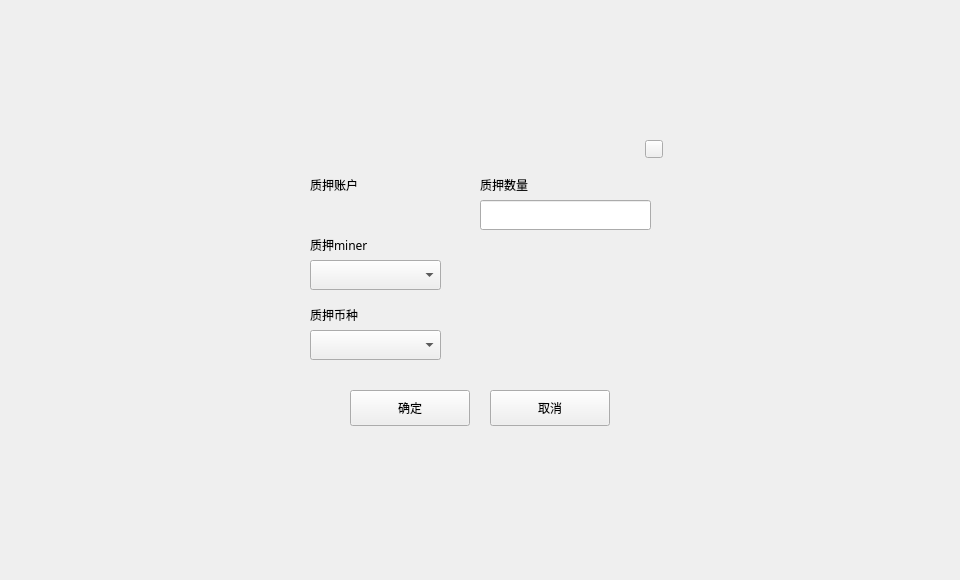
Above: LNKWallet/miner/locktominerdialog.ui from HcashOrg/hx-indicator before the change. Below: the same form after it.
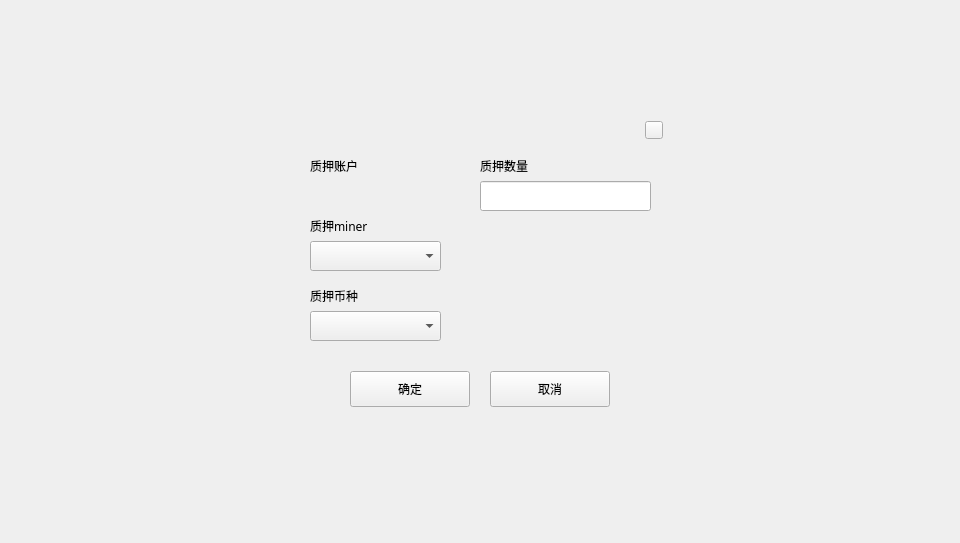
That is the form after the change.

What changed in the file:
```diff
--- a/LNKWallet/miner/locktominerdialog.ui
+++ b/LNKWallet/miner/locktominerdialog.ui
@@ -7,7 +7,7 @@
     <x>0</x>
     <y>0</y>
     <width>960</width>
-    <height>580</height>
+    <height>543</height>
    </rect>
   </property>
   <property name="windowTitle">
@@ -19,14 +19,14 @@
      <x>0</x>
      <y>0</y>
      <width>960</width>
-     <height>580</height>
+     <height>543</height>
     </rect>
    </property>
    <widget class="QWidget" name="containerWidget" native="true">
     <property name="geometry">
      <rect>
       <x>270</x>
-      <y>120</y>
+      <y>101</y>
       <width>420</width>
       <height>340</height>
      </rect>
```
